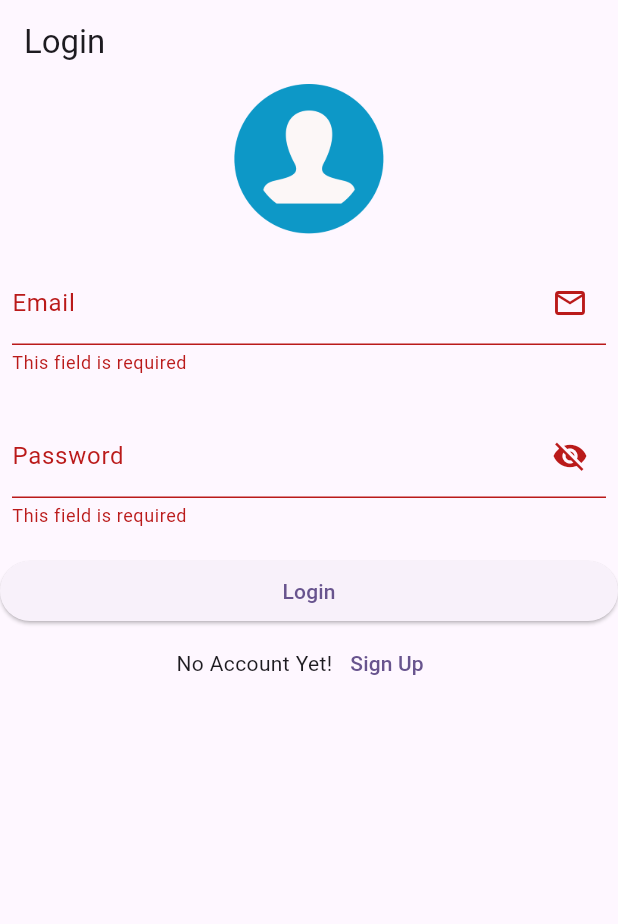
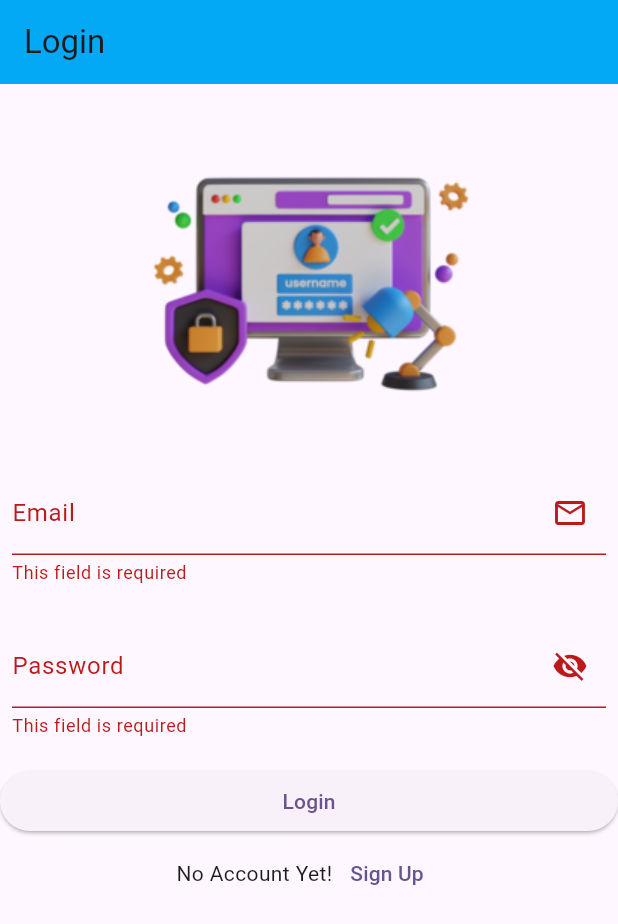
Before and after one commit to Sujanban/day1_Flutter, a Flutter app: the screen it shows after launch, after a tap on "Login", on a phone screen of 412 x 824 dp. Shown: the top 924 px of the screen. Run offline on Flutter 3.47's test engine with Material 2 defaults, Android fonts, the phone set to English and light mode, and no system bars; our stand-ins replace carousel_slider, dio, pretty_dio_logger.

Commit message:
login added

```diff
--- a/lib/login/ui/login_page.dart
+++ b/lib/login/ui/login_page.dart
@@ -31,11 +31,7 @@ class _LoginPageState extends State<LoginPage> {
         autovalidateMode: AutovalidateMode.onUserInteraction,
         child: ListView(
           children: [
-            SizedBox(
-                height: 100,
-                width: 100,
-                child: Image.asset('assets/images/user.png')),
-            const SizedBox(height: 10.0),
+            Image.asset('assets/images/l.webp',height: 250,),
             Padding(
               padding: const EdgeInsets.all(8.0),
               child: TextFormField(
--- a/lib/main.dart
+++ b/lib/main.dart
@@ -15,6 +15,10 @@ class MyApp extends StatelessWidget {
       debugShowCheckedModeBanner: false,
       title: 'Flutter Demo',
       theme: ThemeData(
+        primarySwatch: Colors.pink,
+        appBarTheme: AppBarTheme(
+          backgroundColor: Colors.lightBlue
+        ),
         colorScheme: ColorScheme.fromSeed(seedColor: Colors.deepPurple),
         useMaterial3: true,
       ),
--- a/lib/signup/ui/signup_page.dart
+++ b/lib/signup/ui/signup_page.dart
@@ -25,6 +25,7 @@ class _SignupPageState extends State<SignupPage> {
       ),
       body: ListView(
         children: [
+          Image.asset('assets/images/l.webp',height: 200,),
           const SizedBox(height: 10.0),
           Padding(
             padding: const EdgeInsets.all(8.0),
--- a/lib/splash_screen/splash_screen.dart
+++ b/lib/splash_screen/splash_screen.dart
@@ -11,18 +11,17 @@ class SplashScreen extends StatefulWidget {
 }
 
 class _SplashScreenState extends State<SplashScreen> {
-
   @override
-  void initState(){
+  void initState() {
     super.initState();
     navigate();
   }
 
   navigate() {
-    Timer( const Duration(seconds: 1), () {
+    Timer(const Duration(seconds: 1), () {
       Navigator.pushReplacement(context,
           MaterialPageRoute(builder: (BuildContext context) {
-        return  LoginPage();
+        return LoginPage();
       }));
     });
   }
@@ -30,8 +29,29 @@ class _SplashScreenState extends State<SplashScreen> {
   @override
   Widget build(BuildContext context) {
     return Scaffold(
-      body: Center(
-        child: Image.asset('assets/images/logo1.png',height: 100.0,width: 100.0,),
+      body: Column(
+        mainAxisAlignment: MainAxisAlignment.center,
+        children: [
+          Center(
+            child: Image.asset(
+              'assets/images/logo1.png',
+              height: 100.0,
+              width: 100.0,
+            ),
+          ),
+          const SizedBox(
+            height: 10.0,
+          ),
+          const Text("Welcome to"),
+          const Text(
+            "Vishwa Adarsha College",
+            style: TextStyle(
+                color: Colors.lightGreen,
+                fontWeight: FontWeight.bold,
+                fontSize: 15),
+          ),
+          const Text("Itahari, Sunasri")
+        ],
       ),
     );
   }
--- a/pubspec.yaml
+++ b/pubspec.yaml
@@ -35,6 +35,9 @@ dependencies:
   # The following adds the Cupertino Icons font to your application.
   # Use with the CupertinoIcons class for iOS style icons.
   cupertino_icons: ^1.0.2
+  dio: ^5.2.0+1
+  get: ^4.6.5
+  pretty_dio_logger: ^1.3.1
 
 dev_dependencies:
   flutter_test:
```
Also changed, not shown: lib/home/ui/home_page.dart (+10 -0 lines), lib/login/service/login_service.dart (added, +23 -0 lines), assets/images/l.webp (added), assets/images/login.jpg (added), pubspec.lock.
